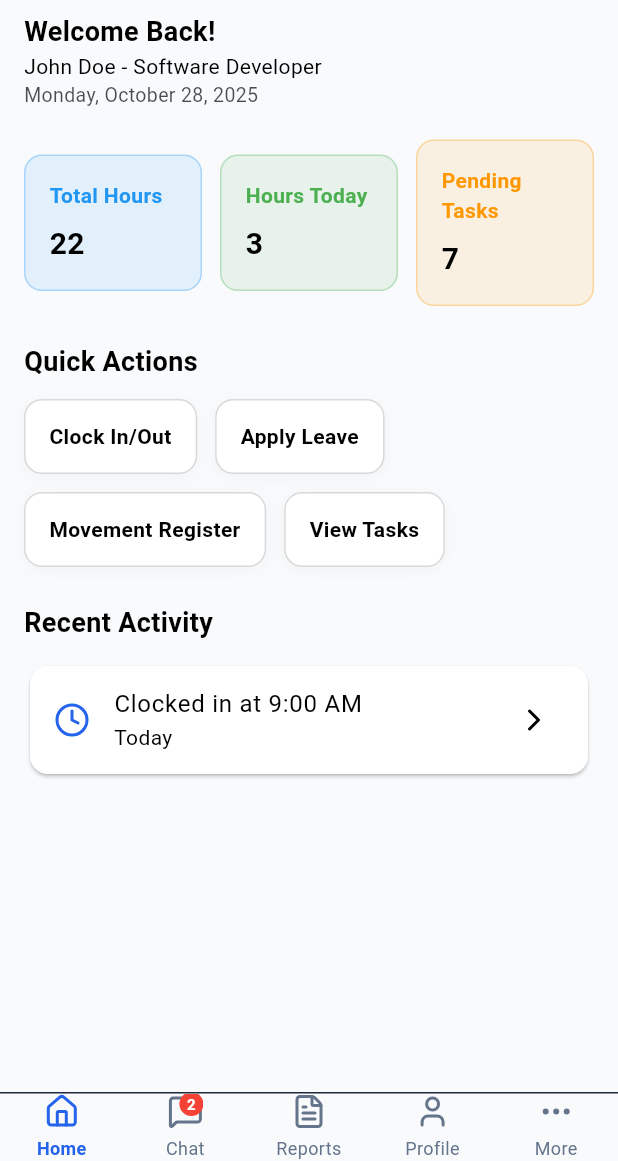
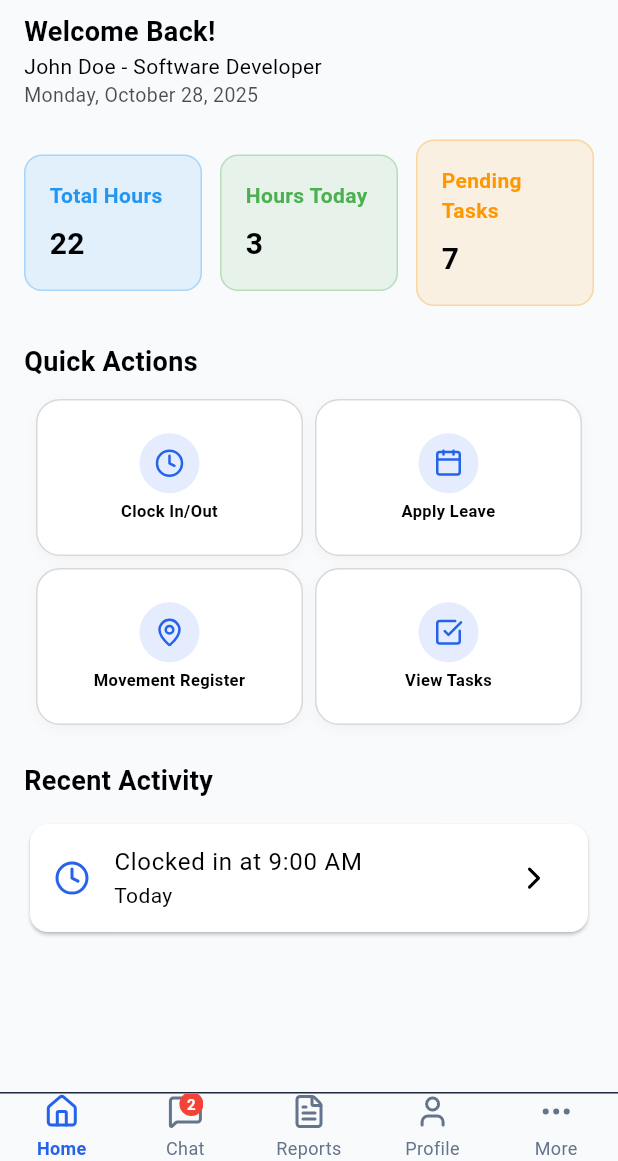
Before and after one commit to fazlucse/employee-management, a Flutter app: the screen it shows after launch, on a phone screen of 412 x 824 dp, the part 75-1236 px from its top. Run offline on Flutter 3.47's test engine with Material 3 defaults, Android fonts, the phone set to English and light mode, and no system bars; our stand-ins replace bloc, flutter_bloc, get_it, lucide_icons, shared_preferences.

Commit message:
update dashbaord

```diff
--- a/lib/presentation/screens/dashboard/dashboard_screen.dart
+++ b/lib/presentation/screens/dashboard/dashboard_screen.dart
@@ -1,3 +1,4 @@
+import 'package:employee_management/presentation/screens/dashboard/widgets/more_menu_bottom_sheet.dart';
 import 'package:employee_management/presentation/screens/reports/reports_screen.dart';
 import 'package:flutter/material.dart';
 import 'package:flutter_bloc/flutter_bloc.dart';
@@ -17,6 +18,7 @@ import '../settings/settings_screen.dart';
 import '../profile/profile_screen.dart';
 import 'widgets/bottom_nav_item.dart';
 import 'widgets/home_content.dart';
+import 'widgets/more_menu_bottom_sheet.dart';
 
 class DashboardScreen extends StatelessWidget {
   const DashboardScreen({super.key});
@@ -66,29 +68,18 @@ class DashboardScreen extends StatelessWidget {
   return BlocBuilder<DashboardCubit, DashboardState>(
     builder: (context, state) {
       if (!state.showMoreMenu) return const SizedBox();
-        return GestureDetector(
-          onTap: () => context.read<DashboardCubit>().closeMoreMenu(),
-          child: Center(
-            child: Container(
-              width: ScreenUtil.w(280),
-              padding: const EdgeInsets.symmetric(vertical: 16),
-              decoration: BoxDecoration(color: Colors.white, borderRadius: BorderRadius.circular(16), boxShadow: const [BoxShadow(color: Colors.black12, blurRadius: 12)]),
-              child: Column(
-                mainAxisSize: MainAxisSize.min,
-                children: [
-                  _moreItem('Tasks', AppIcons.checkCircle, 'tasks', context),
-                  _moreItem('Statistics', AppIcons.barChart, 'stats', context),
-                  _moreItem('Notifications', AppIcons.bell, 'notifications', context),
-                  _moreItem('Team', AppIcons.users, 'team', context),
-                  _moreItem('Projects', AppIcons.briefcase, 'projects', context),
-                  _moreItem('Payroll', AppIcons.dollarSign, 'payroll', context),
-                  _moreItem('Achievements', AppIcons.award, 'achievements', context),
-                  _moreItem('Settings', AppIcons.settings, 'settings', context),
-                ],
+      Future.microtask(() {
+        showModalBottomSheet(
+          context: context,
+          isScrollControlled: true,
+          backgroundColor: Colors.transparent,
+          builder: (_) => MoreMenuBottomSheet(
+            cubit: context.read<DashboardCubit>(), // Pass cubit here
           ),
-            ),
-          ),
-        );
+        ).then((_) => context.read<DashboardCubit>().closeMoreMenu());
+      });
+
+      return const SizedBox();
     },
   );
 }
--- a/lib/presentation/screens/dashboard/widgets/home_content.dart
+++ b/lib/presentation/screens/dashboard/widgets/home_content.dart
@@ -116,27 +116,78 @@ class HomeContent extends StatelessWidget {
 
 Widget _buildQuickActions(BuildContext context) {
   final actions = [
-      {'label': 'Clock In/Out', 'onTap': () {}},
-      {'label': 'Apply Leave', 'onTap': () {}},
-      {'label': 'Movement Register', 'onTap': () {}},
+    {
+      'label': 'Clock In/Out',
+      'icon': LucideIcons.clock,
+      'onTap': () {},
+    },
+    {
+      'label': 'Apply Leave',
+      'icon': LucideIcons.calendar,
+      'onTap': () {},
+    },
+    {
+      'label': 'Movement Register',
+      'icon': LucideIcons.mapPin,
+      'onTap': () {},
+    },
     {
       'label': 'View Tasks',
+      'icon': LucideIcons.checkSquare,
       'onTap': () => context.read<DashboardCubit>().changeScreen('tasks'),
     },
   ];
 
-    return Wrap(
-      spacing: 12,
-      runSpacing: 12,
-      children: actions
-          .map((action) => QuickActionCard(
+  return LayoutBuilder(
+    builder: (context, constraints) {
+      final screenWidth = constraints.maxWidth;
+      final isPortrait = MediaQuery.of(context).orientation == Orientation.portrait;
+
+      int crossAxisCount;
+      double childAspectRatio;
+      double spacing;
+
+      if (screenWidth >= 1200) {
+        crossAxisCount = 6;
+        childAspectRatio = 1.8;
+        spacing = 12;
+      } else if (screenWidth >= 900) {
+        crossAxisCount = 4;
+        childAspectRatio = 1.9;
+        spacing = 10;
+      } else if (screenWidth >= 600) {
+        crossAxisCount = isPortrait ? 2 : 4;
+        childAspectRatio = isPortrait ? 1.7 : 2.1;
+        spacing = 10;
+      } else {
+        crossAxisCount = 2;
+        childAspectRatio = 1.7; // Safe for small screens
+        spacing = 8;
+      }
+
+      return GridView.builder(
+        shrinkWrap: true,
+        physics: const NeverScrollableScrollPhysics(),
+        padding: EdgeInsets.symmetric(horizontal: spacing),
+        gridDelegate: SliverGridDelegateWithFixedCrossAxisCount(
+          crossAxisCount: crossAxisCount,
+          crossAxisSpacing: spacing,
+          mainAxisSpacing: spacing,
+          childAspectRatio: childAspectRatio,
+        ),
+        itemCount: actions.length,
+        itemBuilder: (context, index) {
+          final action = actions[index];
+          return QuickActionCard(
             label: action['label'] as String,
+            icon: action['icon'] as IconData,
             onTap: action['onTap'] as VoidCallback,
-              ))
-          .toList(),
+          );
+        },
+      );
+    },
   );
 }
-
   Widget _buildRecentActivity(BuildContext context) {
     return Card(
       child: ListTile(
--- a/lib/presentation/screens/dashboard/widgets/quick_action_card.dart
+++ b/lib/presentation/screens/dashboard/widgets/quick_action_card.dart
@@ -1,15 +1,29 @@
 // presentation/screens/dashboard/widgets/quick_action_card.dart
 import 'package:flutter/material.dart';
+import 'package:lucide_icons/lucide_icons.dart';
 
 class QuickActionCard extends StatelessWidget {
   final String label;
   final VoidCallback onTap;
+  final IconData? icon;
 
   const QuickActionCard({
     super.key,
     required this.label,
     required this.onTap,
+    this.icon,
   });
+
+  IconData get _icon {
+    return icon ??
+        switch (label) {
+          'Clock In/Out' => LucideIcons.clock,
+          'Apply Leave' => LucideIcons.calendar,
+          'Movement Register' => LucideIcons.mapPin,
+          'View Tasks' => LucideIcons.checkSquare,
+          _ => LucideIcons.playCircle,
+        };
+  }
 
   @override
   Widget build(BuildContext context) {
@@ -18,10 +32,10 @@ class QuickActionCard extends StatelessWidget {
       child: AnimatedContainer(
         duration: const Duration(milliseconds: 300),
         curve: Curves.easeInOut,
-        padding: const EdgeInsets.symmetric(horizontal: 16, vertical: 14),
+        padding: const EdgeInsets.symmetric(horizontal: 10, vertical: 8),
         decoration: BoxDecoration(
           color: Theme.of(context).colorScheme.surface,
-          borderRadius: BorderRadius.circular(12),
+          borderRadius: BorderRadius.circular(16),
           border: Border.all(
             color: Theme.of(context).dividerColor.withOpacity(0.15),
             width: 1,
@@ -29,19 +43,47 @@ class QuickActionCard extends StatelessWidget {
           boxShadow: [
             BoxShadow(
               color: Colors.black.withOpacity(0.03),
-              blurRadius: 8,
+              blurRadius: 6,
               offset: const Offset(0, 2),
             ),
           ],
         ),
-        child: Text(
+        child: Column(
+          mainAxisSize: MainAxisSize.min,
+          mainAxisAlignment: MainAxisAlignment.center, // ← VERTICAL CENTER
+          crossAxisAlignment: CrossAxisAlignment.center, // ← HORIZONTAL CENTER
+          children: [
+            // Rounded Icon
+            Container(
+              width: 40,
+              height: 40,
+              decoration: BoxDecoration(
+                color: Theme.of(context).colorScheme.primary.withOpacity(0.12),
+                shape: BoxShape.circle,
+              ),
+              child: Center(
+                child: Icon(
+                  _icon,
+                  size: 20,
+                  color: Theme.of(context).colorScheme.primary,
+                ),
+              ),
+            ),
+            const SizedBox(height: 6),
+            // Label
+            Text(
               label,
               style: TextStyle(
-            fontSize: 14,
+                fontSize: 11,
                 fontWeight: FontWeight.w600,
                 color: Theme.of(context).textTheme.bodyLarge?.color,
+                height: 1.2,
               ),
               textAlign: TextAlign.center,
+              maxLines: 2,
+              overflow: TextOverflow.ellipsis,
+            ),
+          ],
         ),
       ),
     );
```
Also changed, not shown: lib/presentation/screens/dashboard/widgets/more_menu_bottom_sheet.dart (added, +129 -0 lines). Lines whose indentation alone changed are shown as unchanged.
